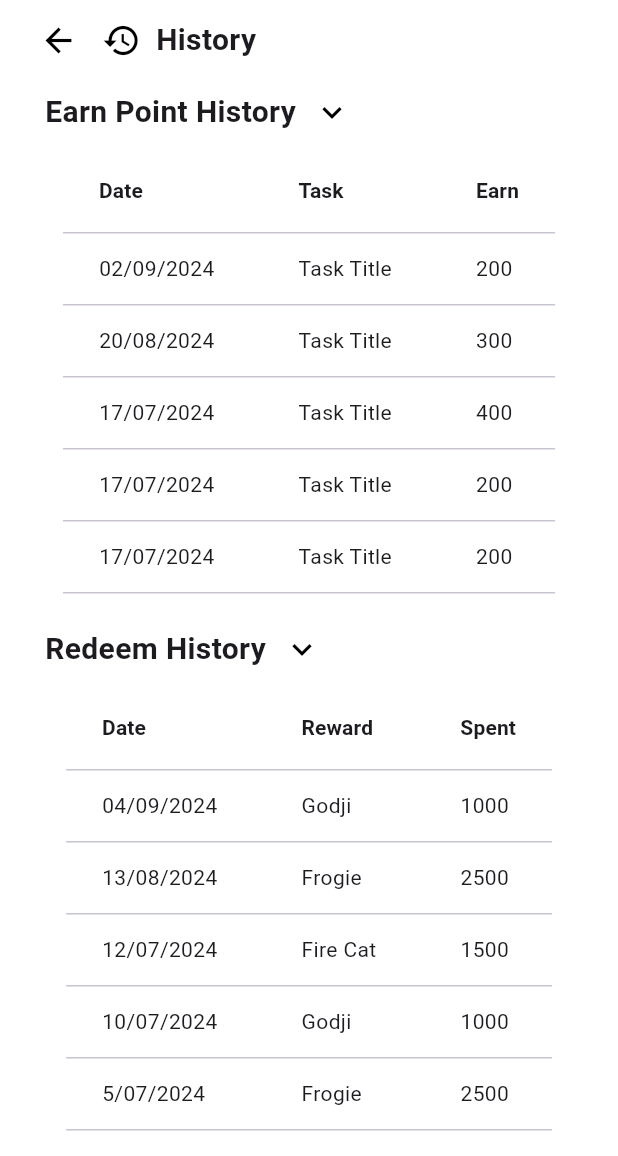
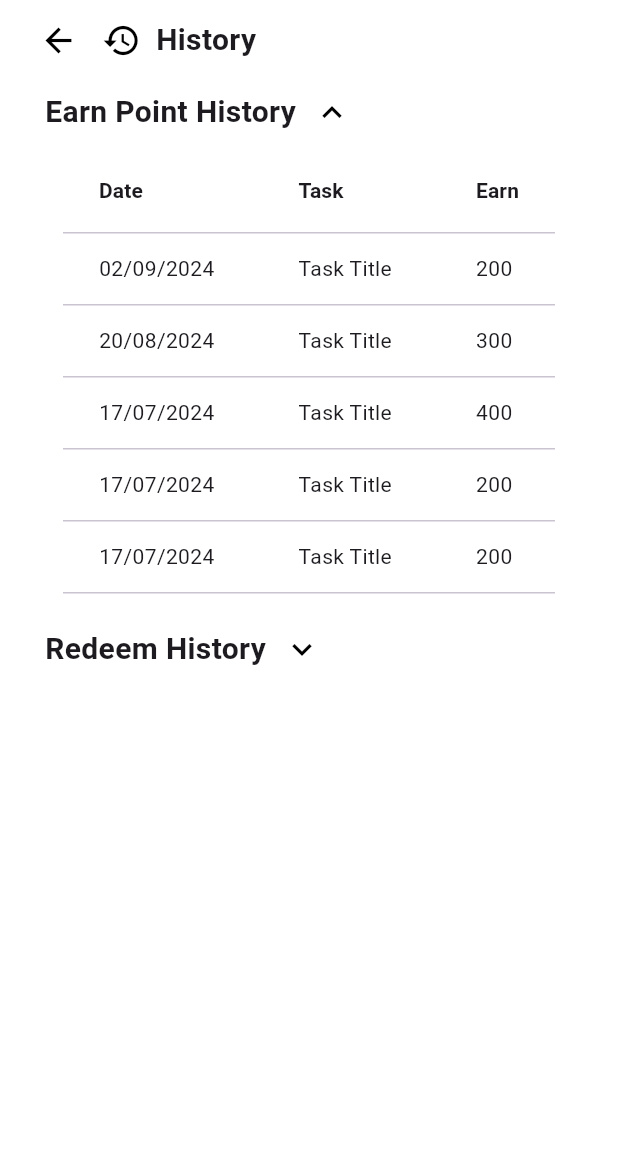
Before and after one commit to MethasakTKL/GoalQuest-Frontend, a Flutter app: the RedeemHistoryPage screen opened by its route, after a tap on the "keyboard arrow down" icon, on a phone screen of 412 x 824 dp, the part 80-1236 px from its top. Run offline on Flutter 3.47's test engine with Material 3 defaults, Android fonts, the phone set to English and light mode, and no system bars; our stand-ins replace percent_indicator.

Commit message:
split table and creat button to show table

```diff
--- /dev/null
+++ b/lib/pages/profile/earn_point_table.dart
@@ -0,0 +1,63 @@
+import 'package:flutter/material.dart';
+
+class EarnPointTable extends StatelessWidget {
+  final bool isEarnPointVisible;
+  final List<Map<String, dynamic>> earnPointHistory;
+
+  const EarnPointTable({
+    super.key,
+    required this.isEarnPointVisible,
+    required this.earnPointHistory,
+  });
+
+  @override
+  Widget build(BuildContext context) {
+    return isEarnPointVisible
+        ? Padding(
+            padding: const EdgeInsets.fromLTRB(0, 0, 0, 0),
+            child: SizedBox(
+              height: 300,
+              child: SingleChildScrollView(
+                scrollDirection: Axis.vertical,
+                child: DataTable(
+                  columns: const [
+                    DataColumn(
+                      label: Text(
+                        'Date',
+                        style: TextStyle(
+                            fontSize: 14.0, fontWeight: FontWeight.bold),
+                      ),
+                    ),
+                    DataColumn(
+                      label: Text(
+                        'Task',
+                        style: TextStyle(
+                            fontSize: 14.0, fontWeight: FontWeight.bold),
+                      ),
+                    ),
+                    DataColumn(
+                      label: Text(
+                        'Earn',
+                        style: TextStyle(
+                            fontSize: 14.0, fontWeight: FontWeight.bold),
+                      ),
+                    ),
+                  ],
+                  rows: earnPointHistory
+                      .map(
+                        (history) => DataRow(
+                          cells: [
+                            DataCell(Text(history['date'])),
+                            DataCell(Text(history['taskName'])),
+                            DataCell(Text(history['point'].toString())),
+                          ],
+                        ),
+                      )
+                      .toList(),
+                ),
+              ),
+            ),
+          )
+        : Container();
+  }
+}
--- a/lib/pages/profile/redeem_history_page.dart
+++ b/lib/pages/profile/redeem_history_page.dart
@@ -1,4 +1,6 @@
 import 'package:flutter/material.dart';
+import 'package:goal_quest/pages/profile/earn_point_table.dart';
+import 'package:goal_quest/pages/profile/redeem_history_table.dart';
 
 class RedeemHistoryPage extends StatefulWidget {
   const RedeemHistoryPage({super.key});
@@ -19,6 +21,8 @@ class _RedeemHistoryPageState extends State<RedeemHistoryPage> {
     {'date': '17/07/2024', 'taskName': 'Task Title', 'point': 200},
   ];
 
+  bool isEarnPointVisible = false;
+
   final List<Map<String, dynamic>> redeemHistory = const [
     {'date': '04/09/2024', 'Name': 'Godji', 'point': 1000},
     {'date': '13/08/2024', 'Name': 'Frogie', 'point': 2500},
@@ -28,6 +32,8 @@ class _RedeemHistoryPageState extends State<RedeemHistoryPage> {
     {'date': '1/07/2024', 'Name': 'Fire Cat', 'point': 1500},
     {'date': '30/06/2024', 'Name': 'Frogie', 'point': 2500},
   ];
+
+  bool isRedeemVisible = false;
 
   @override
   Widget build(BuildContext context) {
@@ -99,59 +105,20 @@ class _RedeemHistoryPageState extends State<RedeemHistoryPage> {
                         ),
                       ),
                       IconButton(
-                        onPressed: () {},
-                        icon: const Icon(Icons.keyboard_arrow_down),
+                        onPressed: () {
+                          setState((){
+                            isEarnPointVisible = !isEarnPointVisible;
+                          });
+                        },
+                        icon: Icon(
+                          isEarnPointVisible? Icons.keyboard_arrow_up : Icons.keyboard_arrow_down),
                         iconSize: 26.0,
                         color: Colors.black,
                       ),
                     ],
                   ),
                 ),
-                Padding(
-                  padding: const EdgeInsets.fromLTRB(0, 0, 0, 0),
-                  child: SizedBox(
-                    height: 300,
-                    child: SingleChildScrollView(
-                      scrollDirection: Axis.vertical,
-                      child: DataTable(
-                        columns: const [
-                          DataColumn(
-                            label: Text(
-                              'Date',
-                              style: TextStyle(
-                                  fontSize: 14.0, fontWeight: FontWeight.bold),
-                            ),
-                          ),
-                          DataColumn(
-                            label: Text(
-                              'Task',
-                              style: TextStyle(
-                                  fontSize: 14.0, fontWeight: FontWeight.bold),
-                            ),
-                          ),
-                          DataColumn(
-                            label: Text(
-                              'Earn',
-                              style: TextStyle(
-                                  fontSize: 14.0, fontWeight: FontWeight.bold),
-                            ),
-                          ),
-                        ],
-                        rows: earnPointHistory
-                            .map(
-                              (history) => DataRow(
-                                cells: [
-                                  DataCell(Text(history['date'])),
-                                  DataCell(Text(history['taskName'])),
-                                  DataCell(Text(history['point'].toString())),
-                                ],
-                              ),
-                            )
-                            .toList(),
-                      ),
-                    ),
-                  ),
-                ),
+                EarnPointTable(isEarnPointVisible: isEarnPointVisible, earnPointHistory: earnPointHistory),
                 const SizedBox(height: 10),
                 Padding(
                   padding: const EdgeInsets.fromLTRB(15, 0, 0, 0),
@@ -165,59 +132,20 @@ class _RedeemHistoryPageState extends State<RedeemHistoryPage> {
                         ),
                       ),
                       IconButton(
-                        onPressed: () {},
-                        icon: const Icon(Icons.keyboard_arrow_down),
+                        onPressed: () {
+                          setState((){
+                            isRedeemVisible = !isRedeemVisible;
+                          });
+                        },
+                        icon: Icon(
+                          isRedeemVisible ? Icons.keyboard_arrow_up : Icons.keyboard_arrow_down),
                         iconSize: 26.0,
                         color: Colors.black,
                       ),
                     ],
                   ),
                 ),
-                Padding(
-                  padding: const EdgeInsets.fromLTRB(0, 0, 0, 0),
-                  child: SizedBox(
-                    height: 300,
-                    child: SingleChildScrollView(
-                      scrollDirection: Axis.vertical,
-                      child: DataTable(
-                        columns: const [
-                          DataColumn(
-                            label: Text(
-                              'Date',
-                              style: TextStyle(
-                                  fontSize: 14.0, fontWeight: FontWeight.bold),
-                            ),
-                          ),
-                          DataColumn(
-                            label: Text(
-                              'Reward',
-                              style: TextStyle(
-                                  fontSize: 14.0, fontWeight: FontWeight.bold),
-                            ),
-                          ),
-                          DataColumn(
-                            label: Text(
-                              'Spent',
-                              style: TextStyle(
-                                  fontSize: 14.0, fontWeight: FontWeight.bold),
-                            ),
-                          ),
-                        ],
-                        rows: redeemHistory
-                            .map(
-                              (history) => DataRow(
-                                cells: [
-                                  DataCell(Text(history['date'])),
-                                  DataCell(Text(history['Name'])),
-                                  DataCell(Text(history['point'].toString())),
-                                ],
-                              ),
-                            )
-                            .toList(),
-                      ),
-                    ),
-                  ),
-                ),
+                RedeemHistoryTable(isRedeemVisible: isRedeemVisible, redeemHistory: redeemHistory)
               ],
             ),
           ),
--- /dev/null
+++ b/lib/pages/profile/redeem_history_table.dart
@@ -0,0 +1,63 @@
+import 'package:flutter/material.dart';
+
+class RedeemHistoryTable extends StatelessWidget {
+  final bool isRedeemVisible;
+  final List<Map<String, dynamic>> redeemHistory;
+
+  const RedeemHistoryTable({
+    super.key,
+    required this.isRedeemVisible,
+    required this.redeemHistory,
+  });
+
+  @override
+  Widget build(BuildContext context) {
+    return isRedeemVisible
+        ? Padding(
+            padding: const EdgeInsets.fromLTRB(0, 0, 0, 0),
+            child: SizedBox(
+              height: 300,
+              child: SingleChildScrollView(
+                scrollDirection: Axis.vertical,
+                child: DataTable(
+                  columns: const [
+                    DataColumn(
+                      label: Text(
+                        'Date',
+                        style: TextStyle(
+                            fontSize: 14.0, fontWeight: FontWeight.bold),
+                      ),
+                    ),
+                    DataColumn(
+                      label: Text(
+                        'Reward',
+                        style: TextStyle(
+                            fontSize: 14.0, fontWeight: FontWeight.bold),
+                      ),
+                    ),
+                    DataColumn(
+                      label: Text(
+                        'Spent',
+                        style: TextStyle(
+                            fontSize: 14.0, fontWeight: FontWeight.bold),
+                      ),
+                    ),
+                  ],
+                  rows: redeemHistory
+                      .map(
+                        (history) => DataRow(
+                          cells: [
+                            DataCell(Text(history['date'])),
+                            DataCell(Text(history['Name'])),
+                            DataCell(Text(history['point'].toString())),
+                          ],
+                        ),
+                      )
+                      .toList(),
+                ),
+              ),
+            ),
+          )
+        : Container();
+  }
+}
```
